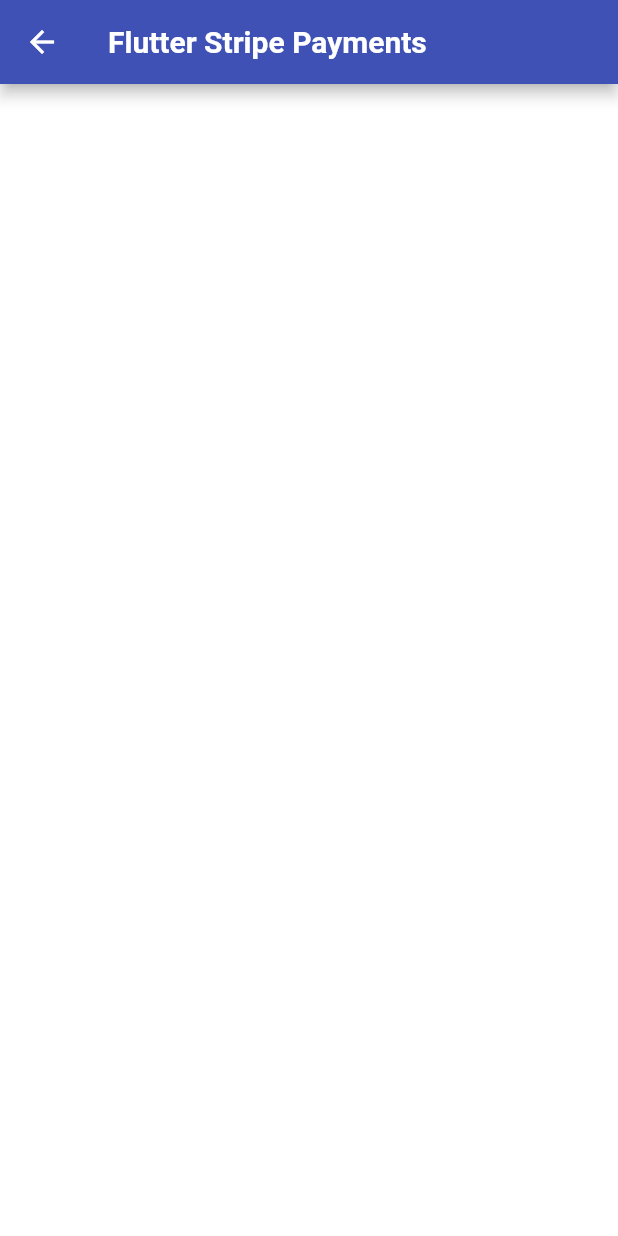
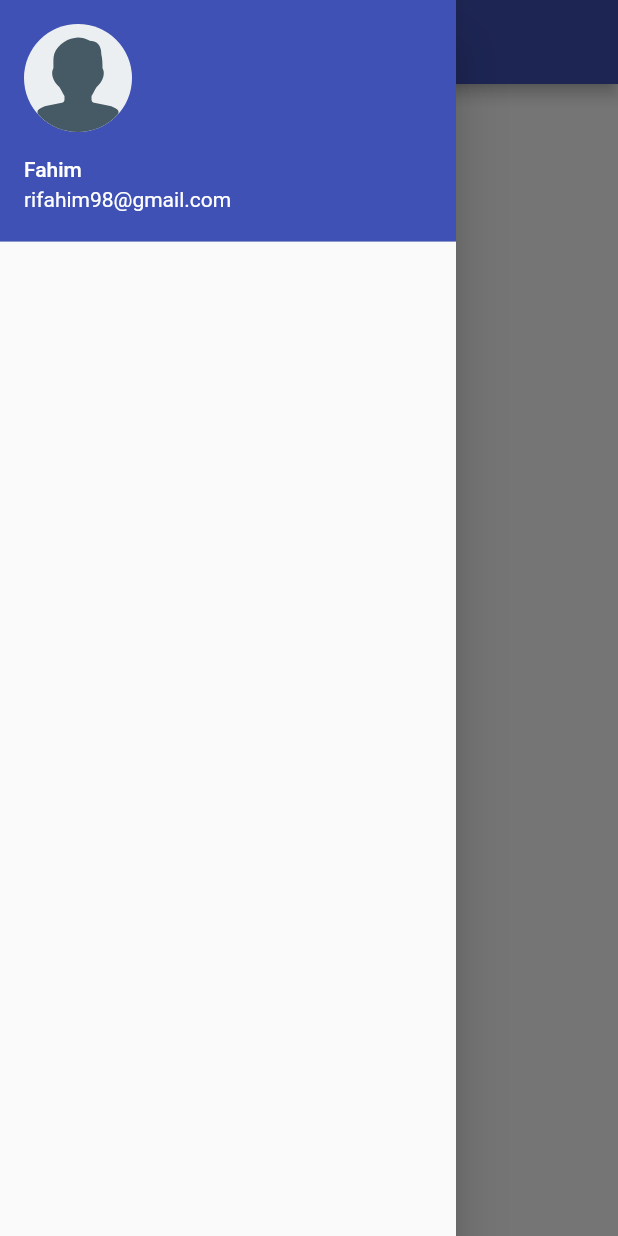
Before and after one commit to Rezuanul-Islam-Fahim/flutter_stripe_payments_app, a Flutter app: the Home screen opened by its route, with the side drawer open (before the commit the screen has no drawer), on a phone screen of 412 x 824 dp. Run offline on Flutter 3.47's test engine with Material 2 defaults, Android fonts, the phone set to English and light mode, and no system bars; our stand-ins replace another_flushbar, cloud_firestore, email_validator, firebase_auth, firebase_core, flutter_svg; accounts and stored records are empty.

Commit message:
Create custom drawer

```diff
--- a/lib/core/constants.dart
+++ b/lib/core/constants.dart
@@ -1,3 +1,4 @@
 class AppConstants {
   static const String user = 'stripe-user';
+  static const String defaultProfilePic = 'assets/svgs/profile_user.svg';
 }
--- a/lib/views/home/home.dart
+++ b/lib/views/home/home.dart
@@ -1,4 +1,6 @@
 import 'package:flutter/material.dart';
+
+import 'widgets/custom_drawer.dart';
 
 class Home extends StatelessWidget {
   const Home({super.key});
@@ -8,6 +10,7 @@ class Home extends StatelessWidget {
   @override
   Widget build(BuildContext context) {
     return Scaffold(
+      drawer: const CustomDrawer(),
       appBar: AppBar(
         title: const Text('Flutter Stripe Payments'),
       ),
--- /dev/null
+++ b/lib/views/home/widgets/custom_drawer.dart
@@ -0,0 +1,25 @@
+import 'package:flutter/material.dart';
+import 'package:flutter_svg/svg.dart';
+
+import '../../../core/constants.dart';
+
+class CustomDrawer extends StatelessWidget {
+  const CustomDrawer({super.key});
+
+  @override
+  Widget build(BuildContext context) {
+    return Drawer(
+      child: Column(
+        children: [
+          UserAccountsDrawerHeader(
+            accountName: const Text('Fahim'),
+            accountEmail: const Text('rifahim98@gmail.com'),
+            currentAccountPicture: SvgPicture.asset(
+              AppConstants.defaultProfilePic,
+            ),
+          ),
+        ],
+      ),
+    );
+  }
+}
--- a/pubspec.yaml
+++ b/pubspec.yaml
@@ -37,6 +37,7 @@ dependencies:
   firebase_core: ^1.24.0
   flutter:
     sdk: flutter
+  flutter_svg: ^1.1.5
   font_awesome_flutter: ^10.2.1
 
 dev_dependencies:
@@ -54,8 +55,9 @@ flutter:
   # the material Icons class.
   uses-material-design: true
   # To add assets to your application, add an assets section, like this:
-  # assets:
-  #   - images/a_dot_burr.jpeg
+  assets:
+    - assets/images/
+    - assets/svgs/
   #   - images/a_dot_ham.jpeg
   # An image asset can refer to one or more resolution-specific "variants", see
   # https://flutter.dev/assets-and-images/#resolution-aware
```
Also changed, not shown: assets/svgs/profile_user.svg (added), pubspec.lock.
